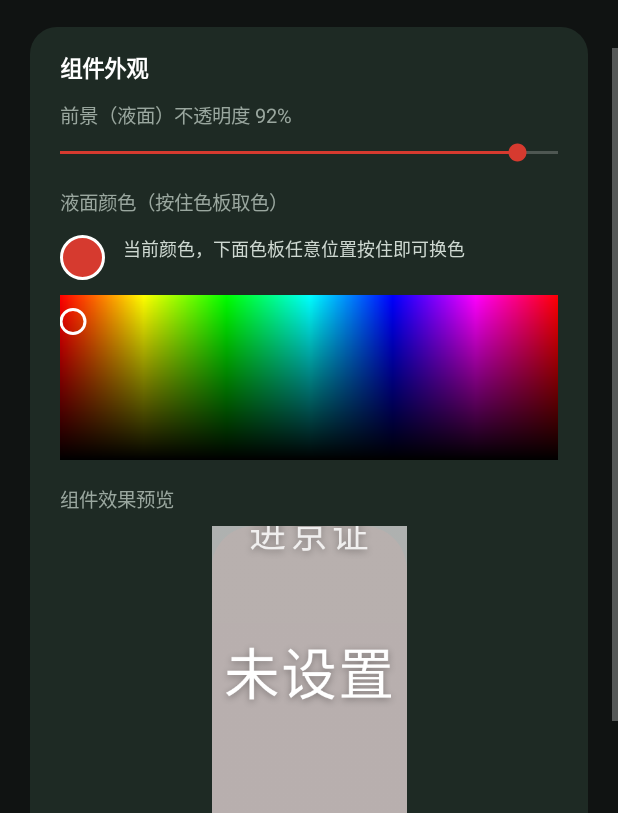
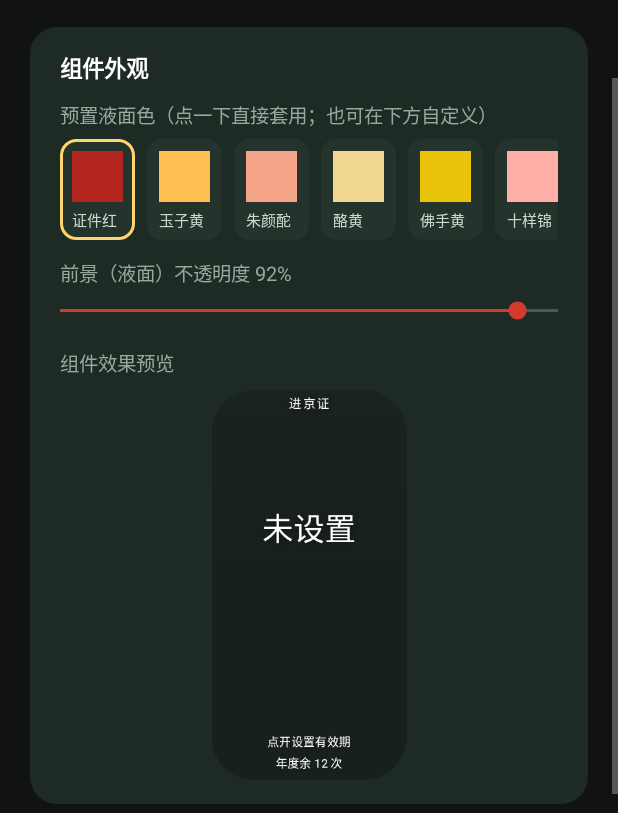
Before and after one commit to zhbin426/jjz-assist, an Android app: the screen it shows after launch (MainActivity), scrolled down 576 dp, on a phone screen of 412 x 824 dp, the part 423-1236 px from its top. Run offline under Robolectric (Android 15) with nearby library versions, the phone set to English and light mode, and no system bars.

Commit message:
v1.4：单色液面+中性半透明水上区+波浪水面+纯白小字；含 v2.3 排版修复与瘦身
- 配色回退单色模型：预置 11 液面色 + 自定义单色
- 水面以上改中性半透明黑纱（alpha=液面/4），跟壁纸走
- 液面顶边改正弦波浪：后浪半透明错相位 + 前浪实色渐变（静态）
- 五行字加静态阴影；天数/到期日/年度余/标题纯白 255
- 含 v2.3：setViewLayoutHeight 双重换算修复、天数钉住、百分比放大
- ABI 拆包 + R8：44.5MB -> 12.4MB
- versionCode 5 / versionName 1.4

```diff
--- a/app/src/main/java/com/jjz/assist/MainActivity.kt
+++ b/app/src/main/java/com/jjz/assist/MainActivity.kt
@@ -241,7 +241,7 @@ class MainActivity : Activity() {
         return scroll
     }
 
-    /** 组件外观：背景不透明度 + 液面颜色 */
+    /** 组件外观：预置主题 + 自定义三色 + 不透明度 */
     private fun addAppearanceSection(root: LinearLayout) {
         val section = LinearLayout(this).apply {
             orientation = LinearLayout.VERTICAL
@@ -259,11 +259,133 @@ class MainActivity : Activity() {
             setTypeface(typeface, Typeface.BOLD)
         })
 
+        fun refreshPreview() {
+            PassWidgetProvider.updateAll(this)
+            previewView?.setImageBitmap(WidgetRenderer.render(this, 300, 600))
+        }
+
+        // ---- 预置主题条 ----
+        section.addView(TextView(this).apply {
+            text = "预置液面色（点一下直接套用；也可在下方自定义）"
+            setTextColor(0xFF9AA79F.toInt())
+            textSize = 13f
+            setPadding(0, dp(10), 0, dp(6))
+        })
+
+        val chips = LinkedHashMap<View, String>()
+        val chipsRow = LinearLayout(this).apply { orientation = LinearLayout.HORIZONTAL }
+        val chipScroll = android.widget.HorizontalScrollView(this).apply {
+            isHorizontalScrollBarEnabled = false
+            addView(chipsRow)
+        }
+        section.addView(chipScroll)
+
+        val customBox = LinearLayout(this).apply {
+            orientation = LinearLayout.VERTICAL
+            visibility = View.GONE
+        }
+
+        fun selectedStroke(v: View, on: Boolean) {
+            v.background = GradientDrawable().apply {
+                setColor(0xFF24342C.toInt())
+                cornerRadius = dp(10).toFloat()
+                setStroke(if (on) dp(2) else 0, 0xFFFFD66B.toInt())
+            }
+        }
+
+        fun markCurrent() {
+            val cur = PassStore.themeId(this)
+            chips.forEach { (v, id) -> selectedStroke(v, id == cur) }
+            customBox.visibility = if (cur == "custom") View.VISIBLE else View.GONE
+        }
+
+        fun addChip(id: String, name: String, liquid: Int) {
+            val chip = LinearLayout(this).apply {
+                orientation = LinearLayout.VERTICAL
+                gravity = android.view.Gravity.CENTER_HORIZONTAL
+                setPadding(dp(8), dp(8), dp(8), dp(6))
+                setOnClickListener {
+                    PassStore.setThemeId(this@MainActivity, id)
+                    markCurrent()
+                    refreshPreview()
+                }
+            }
+            // 色块 = 液面色；水面以上是中性半透明，不占配色
+            val sw = View(this).apply { setBackgroundColor(liquid) }
+            chip.addView(sw, LinearLayout.LayoutParams(dp(34), dp(34)))
+            chip.addView(TextView(this).apply {
+                text = name
+                textSize = 10f
+                setTextColor(0xFFCED8D1.toInt())
+                setPadding(0, dp(4), 0, 0)
+            })
+            chipsRow.addView(chip, LinearLayout.LayoutParams(
+                ViewGroup.LayoutParams.WRAP_CONTENT, ViewGroup.LayoutParams.WRAP_CONTENT
+            ).apply { rightMargin = dp(8) })
+            chips[chip] = id
+        }
+
+        Themes.ALL.forEach { addChip(it.id, it.name, it.liquid) }
+        addChip("custom", "自定义", PassStore.customLiquid(this))
+
+        section.addView(customBox, LinearLayout.LayoutParams(
+            ViewGroup.LayoutParams.MATCH_PARENT, ViewGroup.LayoutParams.WRAP_CONTENT
+        ).apply { topMargin = dp(10) })
+
+        // ---- 自定义三色（水面以上 / 水面以下 / 字体）----
+        fun pickerRow(label: String, initial: Int, apply: (Int) -> Unit) {
+            customBox.addView(TextView(this).apply {
+                text = label
+                setTextColor(0xFF9AA79F.toInt())
+                textSize = 12f
+                setPadding(0, dp(8), 0, dp(4))
+            })
+            val dot = View(this).apply {
+                background = GradientDrawable().apply {
+                    shape = GradientDrawable.OVAL
+                    setColor(initial)
+                    setStroke(dp(2), Color.WHITE)
+                }
+            }
+            val rowL = LinearLayout(this).apply {
+                orientation = LinearLayout.HORIZONTAL
+                gravity = android.view.Gravity.CENTER_VERTICAL
+            }
+            rowL.addView(dot, LinearLayout.LayoutParams(dp(26), dp(26)).apply { rightMargin = dp(10) })
+            rowL.addView(TextView(this).apply {
+                text = "在下方色板按住取色"
+                setTextColor(0xFF7C8B83.toInt())
+                textSize = 11f
+            })
+            customBox.addView(rowL)
+            customBox.addView(PaletteView(this).apply {
+                setColor(initial)
+                onColorChanging = { c ->
+                    dot.background = GradientDrawable().apply {
+                        shape = GradientDrawable.OVAL
+                        setColor(c)
+                        setStroke(dp(2), Color.WHITE)
+                    }
+                }
+                onColorPicked = { c ->
+                    apply(c)
+                    markCurrent()
+                    refreshPreview()
+                }
+            }, LinearLayout.LayoutParams(LinearLayout.LayoutParams.MATCH_PARENT, dp(64)).apply { topMargin = dp(4) })
+        }
+        pickerRow("液面颜色（水面以上自动做中性半透明，跟壁纸走）", PassStore.customLiquid(this)) { c ->
+            PassStore.setCustomTheme(this, c)
+        }
+
+        markCurrent()
+
+        // ---- 不透明度 ----
         val alphaLabel = TextView(this).apply {
             text = "前景（液面）不透明度 ${PassStore.fillAlpha(this@MainActivity) * 100 / 255}%"
             setTextColor(0xFF9AA79F.toInt())
             textSize = 13f
-            setPadding(0, dp(10), 0, 0)
+            setPadding(0, dp(12), 0, 0)
         }
         section.addView(alphaLabel)
 
@@ -279,65 +401,12 @@ class MainActivity : Activity() {
                 override fun onStartTrackingTouch(sb: android.widget.SeekBar?) {}
 
                 override fun onStopTrackingTouch(sb: android.widget.SeekBar?) {
-                    val percent = sb?.progress ?: 90
-                    PassStore.setWidgetStyle(
-                        this@MainActivity,
-                        percent * 255 / 100,
-                        PassStore.fillColor(this@MainActivity)
-                    )
-                    PassWidgetProvider.updateAll(this@MainActivity)
-                    previewView?.setImageBitmap(WidgetRenderer.render(this@MainActivity, 300, 600))
+                    PassStore.setFillAlpha(this@MainActivity, (sb?.progress ?: 90) * 255 / 100)
+                    refreshPreview()
                 }
             })
         }
         section.addView(seek)
-
-        section.addView(TextView(this).apply {
-            text = "液面颜色（按住色板取色）"
-            setTextColor(0xFF9AA79F.toInt())
-            textSize = 13f
-            setPadding(0, dp(14), 0, dp(8))
-        })
-
-        val dot = View(this).apply {
-            background = GradientDrawable().apply {
-                shape = GradientDrawable.OVAL
-                setColor(PassStore.fillColor(this@MainActivity))
-                setStroke(dp(2), Color.WHITE)
-            }
-        }
-        val previewRow = LinearLayout(this).apply {
-            orientation = LinearLayout.HORIZONTAL
-            setPadding(0, dp(4), 0, dp(10))
-        }
-        previewRow.addView(dot, LinearLayout.LayoutParams(dp(30), dp(30)).apply { rightMargin = dp(12) })
-        previewRow.addView(TextView(this).apply {
-            text = "当前颜色，下面色板任意位置按住即可换色"
-            setTextColor(0xFFCED8D1.toInt())
-            textSize = 12f
-        })
-        section.addView(previewRow)
-
-        val palette = PaletteView(this).apply {
-            setColor(PassStore.fillColor(this@MainActivity))
-            onColorChanging = { color ->
-                dot.background = GradientDrawable().apply {
-                    shape = GradientDrawable.OVAL
-                    setColor(color)
-                    setStroke(dp(2), Color.WHITE)
-                }
-            }
-            onColorPicked = { color ->
-                PassStore.setWidgetStyle(
-                    this@MainActivity,
-                    PassStore.fillAlpha(this@MainActivity),
-                    color
-                )
-                PassWidgetProvider.updateAll(this@MainActivity)
-                previewView?.setImageBitmap(WidgetRenderer.render(this@MainActivity, 300, 600))
-            }
-        }
-        section.addView(palette, LinearLayout.LayoutParams(LinearLayout.LayoutParams.MATCH_PARENT, dp(110)))
 
         section.addView(TextView(this).apply {
             text = "组件效果预览"
--- a/app/src/main/java/com/jjz/assist/PassStore.kt
+++ b/app/src/main/java/com/jjz/assist/PassStore.kt
@@ -18,6 +18,8 @@ object PassStore {
     private const val K_YEAR = "used_year"
     private const val K_BG_ALPHA = "bg_alpha"
     private const val K_FILL_COLOR = "fill_color"
+    private const val K_THEME = "theme_id"
+    private const val K_C_LIQ = "custom_liquid"
 
     /** 六环内进京证每个自然年最多 12 次 */
     const val QUOTA = 12
@@ -100,6 +102,35 @@ object PassStore {
             .apply()
     }
 
+    // ---- 主题 ----
+
+    fun themeId(c: Context): String = p(c).getString(K_THEME, "jjz") ?: "jjz"
+
+    fun setThemeId(c: Context, id: String) {
+        p(c).edit().putString(K_THEME, id).apply()
+    }
+
+    fun customLiquid(c: Context): Int = p(c).getInt(K_C_LIQ, 0xFFB3261E.toInt())
+
+    /** 选自定义色即切到 custom 主题 */
+    fun setCustomTheme(c: Context, liquid: Int) {
+        p(c).edit()
+            .putInt(K_C_LIQ, liquid)
+            .putString(K_THEME, "custom")
+            .apply()
+    }
+
+    fun setFillAlpha(c: Context, alpha: Int) {
+        p(c).edit().putInt(K_BG_ALPHA, alpha.coerceIn(0, 255)).apply()
+    }
+
+    /** 当前生效主题：预置或自定义三色 */
+    fun theme(c: Context): Theme {
+        val id = themeId(c)
+        if (id == "custom") return Theme("custom", "自定义", customLiquid(c))
+        return Themes.byId(id) ?: Themes.ALL[0]
+    }
+
     fun isExpired(c: Context, today: LocalDate = LocalDate.now()): Boolean {
         val u = validUntil(c) ?: return true
         return today.isAfter(u)
--- a/app/src/main/java/com/jjz/assist/ShapeArt.kt
+++ b/app/src/main/java/com/jjz/assist/ShapeArt.kt
@@ -25,9 +25,9 @@ object ShapeArt {
         w: Int,
         h: Int,
         radius: Float,
-        fillColor: Int,
+        liquidColor: Int,
         fillAlpha: Int,
-        cardAlpha: Int,
+        veilAlpha: Int,
         pct: Float
     ): Bitmap {
         val bmp = Bitmap.createBitmap(w.coerceAtLeast(1), h.coerceAtLeast(1), Bitmap.Config.ARGB_8888)
@@ -35,45 +35,35 @@ object ShapeArt {
         val paint = Paint(Paint.ANTI_ALIAS_FLAG or Paint.FILTER_BITMAP_FLAG)
         val wf = w.toFloat()
         val hf = h.toFloat()
-        // 提饱和：用户选的颜色先拉满一点再画，抵消玻璃层和半透明带来的发灰
-        val fill = rich(fillColor)
+        // 提饱和：液面色先拉满一点再画，抵消玻璃层和半透明带来的发灰
+        val fill = rich(liquidColor)
         val rect = RectF(0f, 0f, wf, hf)
         val round = Path().apply { addRoundRect(rect, radius, radius, Path.Direction.CW) }
 
         canvas.save()
         canvas.clipPath(round)
 
-        // 玻璃本体：同色、很淡
-        paint.color = Color.argb(
-            cardAlpha.coerceIn(0, 255),
-            Color.red(fill),
-            Color.green(fill),
-            Color.blue(fill)
-        )
+        // 水面以上：中性半透明黑纱（不配颜色），壁纸换了对应区域跟着变。
+        // 纱的浓度 = 液面不透明度 / 4，兼顾"跟壁纸走"和白字可读性。
+        paint.color = Color.argb(veilAlpha.coerceIn(0, 255), 0, 0, 0)
         canvas.drawRect(0f, 0f, wf, hf, paint)
 
-        // 液面
+        // 液面：波浪水面。后浪半透明、相位错开，前浪实色渐变，静态不动画
         if (pct > 0f) {
             val liquidH = (hf * pct / 100f).coerceIn(1f, hf)
             val topY = hf - liquidH
+            val amp = (hf * 0.022f).coerceIn(2f, 10f)
+
+            paint.color = blend(fill, Color.WHITE, 0.18f, (fillAlpha * 0.45f).toInt())
+            canvas.drawPath(wavePath(wf, hf, topY - amp * 0.9f, amp * 0.8f, 0.5f), paint)
+
             paint.shader = LinearGradient(
-                0f, topY, 0f, hf,
-                blend(fill, Color.WHITE, 0.10f, fillAlpha),
-                blend(fill, Color.BLACK, 0.30f, fillAlpha),
+                0f, topY - amp, 0f, hf,
+                blend(fill, Color.WHITE, 0.08f, fillAlpha),
+                blend(fill, Color.BLACK, 0.18f, fillAlpha),
                 Shader.TileMode.CLAMP
             )
-            canvas.drawRect(0f, topY, wf, hf, paint)
-            paint.shader = null
-
-            // 水面：一条干净的亮线 + 线下一点柔光
-            val lineH = (hf * 0.010f).coerceAtLeast(2f)
-            paint.color = blend(fill, Color.WHITE, 0.60f, (fillAlpha * 0.85f).toInt())
-            canvas.drawRect(0f, topY, wf, topY + lineH, paint)
-            paint.shader = LinearGradient(
-                0f, topY + lineH, 0f, topY + hf * 0.10f,
-                Color.argb(26, 255, 255, 255), Color.TRANSPARENT, Shader.TileMode.CLAMP
-            )
-            canvas.drawRect(0f, topY + lineH, wf, topY + hf * 0.10f, paint)
+            canvas.drawPath(wavePath(wf, hf, topY, amp, 0f), paint)
             paint.shader = null
         }
 
@@ -88,11 +78,15 @@ object ShapeArt {
         canvas.restore()
 
         // 真玻璃边缘贴图，直接拉伸到卡片大小
+        // 用 getIdentifier 取贴图：仓库里可能没有这张二进制图，缺了就安静跳过玻璃层，
+        // 不影响编译，也不影响底色和液面。
         val g = glass ?: runCatching {
-            BitmapFactory.decodeResource(context.resources, R.drawable.glass_rim)
+            val resId = context.resources.getIdentifier("glass_rim", "drawable", context.packageName)
+            if (resId == 0) null else BitmapFactory.decodeResource(context.resources, resId)
         }.getOrNull()?.also { glass = it }
         if (g != null) {
-            paint.alpha = 200
+            // alpha 从 200 降到 150：玻璃边太实会把下面的液面饱和度冲淡
+            paint.alpha = 150
             canvas.drawBitmap(g, null, android.graphics.Rect(0, 0, w, h), paint)
             paint.alpha = 255
         }
@@ -100,12 +94,30 @@ object ShapeArt {
         return bmp
     }
 
-    /** 饱和度 x1.35、亮度 +6%，上限 1.0。白/灰不受影响。 */
+    /** 波浪液面路径：1.25 个周期的正弦，采样 48 段足够平滑 */
+    private fun wavePath(wf: Float, hf: Float, topY: Float, amp: Float, phase: Float): Path {
+        val path = Path()
+        path.moveTo(0f, hf + 2f)
+        val steps = 48
+        val k = (Math.PI * 2.0 * 1.25 / wf).toFloat()
+        var i = 0
+        while (i <= steps) {
+            val x = wf * i / steps
+            val y = topY + (Math.sin(x * k + phase * Math.PI * 2).toFloat() * amp)
+            path.lineTo(x, y)
+            i++
+        }
+        path.lineTo(wf, hf + 2f)
+        path.close()
+        return path
+    }
+
+    /** 饱和度 x1.55、亮度 +10%，上限 1.0。白/灰不受影响。 */
     private fun rich(c: Int): Int {
         val hsv = FloatArray(3)
         Color.colorToHSV(c, hsv)
-        hsv[1] = (hsv[1] * 1.35f).coerceAtMost(1f)
-        hsv[2] = (hsv[2] * 1.06f).coerceAtMost(1f)
+        hsv[1] = (hsv[1] * 1.55f).coerceAtMost(1f)
+        hsv[2] = (hsv[2] * 1.10f).coerceAtMost(1f)
         return Color.HSVToColor(hsv)
     }
 
--- /dev/null
+++ b/app/src/main/java/com/jjz/assist/Themes.kt
@@ -0,0 +1,26 @@
+package com.jjz.assist
+
+/**
+ * 预置主题 = 水面以下（液面）的单色，取自用户配色图里每组的实色成员。
+ * 水面以上不做配色：统一中性半透明黑纱（不透明度 = 液面的 1/4），
+ * 壁纸换了对应区域跟着变（用户口径 v1.4）。字体统一纯白。
+ */
+data class Theme(val id: String, val name: String, val liquid: Int)
+
+object Themes {
+    val ALL = listOf(
+        Theme("jjz",     "证件红",   0xFFB3261E.toInt()),
+        Theme("shilv",   "玉子黄",   0xFFFFBF51.toInt()),
+        Theme("qingjin", "朱颜酡",   0xFFF4A487.toInt()),
+        Theme("jicui",   "酪黄",     0xFFF2D791.toInt()),
+        Theme("huaqing", "佛手黄",   0xFFE9C30A.toInt()),
+        Theme("yuanshan","十样锦",   0xFFFFAFA8.toInt()),
+        Theme("shenhai", "雾霾粉",   0xFFF49BB7.toInt()),
+        Theme("molan",   "珊瑚橘",   0xFFF47A5C.toInt()),
+        Theme("bolv",    "薄荷青",   0xFF65D2C5.toInt()),
+        Theme("pubu",    "奢金",     0xFFE3C79F.toInt()),
+        Theme("shufu",   "舒服红",   0xFFFF5757.toInt())
+    )
+
+    fun byId(id: String): Theme? = ALL.firstOrNull { it.id == id }
+}
--- a/app/src/main/java/com/jjz/assist/WidgetRenderer.kt
+++ b/app/src/main/java/com/jjz/assist/WidgetRenderer.kt
@@ -26,21 +26,20 @@ object WidgetRenderer {
         val pct = PassStore.percentFloat(context, today)
         val filled = !expired && pct > 0f
 
-        val fillColor = PassStore.fillColor(context)
+        val theme = PassStore.theme(context)
         val fillAlpha = PassStore.fillAlpha(context)
-        val cardAlpha = (fillAlpha / 4).coerceIn(0, 255)
+        val veilAlpha = (fillAlpha / 4).coerceIn(0, 255)
         val radius = minOf(w, h) * 0.22f
-        val base = minOf(w, h).toFloat()
 
         canvas.drawBitmap(
-            ShapeArt.art(context, w, h, radius, fillColor, fillAlpha, cardAlpha, if (filled) pct else 0f),
+            ShapeArt.art(context, w, h, radius, theme.liquid, fillAlpha, veilAlpha, if (filled) pct else 0f),
             0f, 0f, null
         )
 
         val text = Paint(Paint.ANTI_ALIAS_FLAG).apply {
             color = Color.WHITE
             textAlign = Paint.Align.CENTER
-            setShadowLayer(base * 0.03f, 0f, base * 0.01f, 0x55000000)
+            setShadowLayer(minOf(w, h) * 0.03f, 0f, minOf(w, h) * 0.01f, 0x55000000)
         }
 
         val big = when {
@@ -53,42 +52,56 @@ object WidgetRenderer {
             else -> "至 ${until.monthValue}/${until.dayOfMonth}(${WEEK[until.dayOfWeek.value - 1]})"
         }
 
-        // 与组件同一套盒子排布公式（此处单位是像素）
-        val tPad = (h * 0.035f).coerceIn(3f, 6f)
-        val tH = (h * 0.105f).coerceIn(11f, 16f)
-        val pH = (h * 0.24f).coerceIn(18f, 34f)
-        val dH = (h * 0.125f).coerceIn(11f, 17f)
-        val eH = (h * 0.115f).coerceIn(10f, 15f)
+        // 与组件同一套盒子排布公式。公式本身在 dp 域计算（保证和 Provider 完全一致），
+        // 最后统一换算成像素落笔，避免常量 clamp 在 px 域失真。
+        val density = context.resources.displayMetrics.density
+        val hDp = h / density
+        val wDp = w / density
+
+        val tPad = (hDp * 0.035f).coerceIn(3f, 6f)
+        val tH = (hDp * 0.105f).coerceIn(11f, 16f)
+        val pH = (hDp * 0.26f).coerceIn(20f, 40f)
+        val dH = (hDp * 0.125f).coerceIn(11f, 17f)
+        val eH = (hDp * 0.115f).coerceIn(10f, 15f)
         val qH = eH
-        val qPad = (h * 0.055f).coerceIn(5f, 9f)
-        val gap = (h * 0.018f).coerceAtLeast(1.5f)
+        val qPad = (hDp * 0.055f).coerceIn(5f, 9f)
+        val gap = (hDp * 0.018f).coerceAtLeast(1.5f)
 
-        val quotaTop = h - qPad - qH
+        val quotaTop = hDp - qPad - qH
         val dateTop = quotaTop - gap - eH
-        val bottomLimit = dateTop - gap
         val topLimit = tPad + tH + gap
 
-        val surfaceY = if (expired) h * 0.42f else h * (1f - pct / 100f)
-        val pctMax = (bottomLimit - pH - gap - dH).coerceAtLeast(topLimit)
-        val pctTop = (surfaceY - pH * 0.12f - pH).coerceIn(topLimit, pctMax)
-        val daysCap = dateTop - dH
-        val daysMin = (pctTop + pH + gap).coerceAtLeast(surfaceY + h * 0.025f)
-        val daysTop = daysMin.coerceAtMost(daysCap)
+        val surfaceDp = if (expired) hDp * 0.42f else hDp * (1f - pct / 100f)
 
-        drawLine(canvas, "进京证", w / 2f, tPad + tH / 2f, base * 0.19f, w * 0.86f, text, false, 0.12f, 215)
-        drawLine(canvas, big, w / 2f, pctTop + pH / 2f, base * 0.34f, w * 0.88f, text, true, 0.02f, 255)
+        val daysCap = dateTop - dH - gap
+        val daysFloor = topLimit + pH + gap
+        val daysTop = minOf(
+            maxOf(surfaceDp + hDp * 0.025f, daysFloor),
+            maxOf(daysCap, topLimit)
+        ).coerceAtLeast(topLimit)
+
+        val pctAnchor = if (filled) daysTop else dateTop
+        val pctMax = (pctAnchor - gap - pH).coerceAtLeast(topLimit)
+        val pctTop = (surfaceDp - pH * 1.12f).coerceIn(topLimit, pctMax)
+
+        // 字号跟着盒子高度走（≈autoSize 收进盒子后的结果），宽度不够时 drawLine 内部再缩
+        fun px(v: Float) = v * density
+        fun sizeOf(boxDp: Float) = px(boxDp) * 0.80f
+
+        drawLine(canvas, "进京证", w / 2f, px(tPad + tH / 2f), sizeOf(tH), wDp * 0.86f * density, text, false, 0.12f, Color.WHITE)
+        drawLine(canvas, big, w / 2f, px(pctTop + pH / 2f), sizeOf(pH), wDp * 0.94f * density, text, true, 0f, Color.argb(255, 255, 255, 255))
 
         if (filled) {
             drawLine(
                 canvas, String.format("剩 %.1f 天", PassStore.remainingDaysFloat(context)), w / 2f,
-                daysTop + dH / 2f, base * 0.135f, w * 0.88f, text, false, 0.02f, 238
+                px(daysTop + dH / 2f), sizeOf(dH), wDp * 0.92f * density, text, false, 0.02f, Color.WHITE
             )
         }
 
-        drawLine(canvas, dateLine, w / 2f, dateTop + eH / 2f, base * 0.10f, w * 0.86f, text, false, 0.02f, 215)
+        drawLine(canvas, dateLine, w / 2f, px(dateTop + eH / 2f), sizeOf(eH), wDp * 0.90f * density, text, false, 0.02f, Color.WHITE)
         drawLine(
-            canvas, "年度余 ${PassStore.remainingQuota(context)} 次", w / 2f, quotaTop + qH / 2f,
-            base * 0.10f, w * 0.86f, text, false, 0.02f, 180
+            canvas, "年度余 ${PassStore.remainingQuota(context)} 次", w / 2f, px(quotaTop + qH / 2f),
+            sizeOf(qH), wDp * 0.90f * density, text, false, 0.02f, Color.WHITE
         )
 
         return bmp
@@ -104,11 +117,11 @@ object WidgetRenderer {
         paint: Paint,
         bold: Boolean,
         letterSpacing: Float,
-        alpha: Int
+        color: Int
     ) {
         paint.typeface = Typeface.create(if (bold) "sans-serif-medium" else "sans-serif", Typeface.NORMAL)
         paint.letterSpacing = letterSpacing
-        paint.alpha = alpha
+        paint.color = color
 
         var size = maxSize
         paint.textSize = size
```
Also changed, not shown: app/build.gradle.kts (+39 -3 lines), app/src/main/java/com/jjz/assist/PassWidgetProvider.kt (+34 -22 lines), app/src/main/res/layout/widget_pass.xml (+29 -9 lines), 5 other files.
